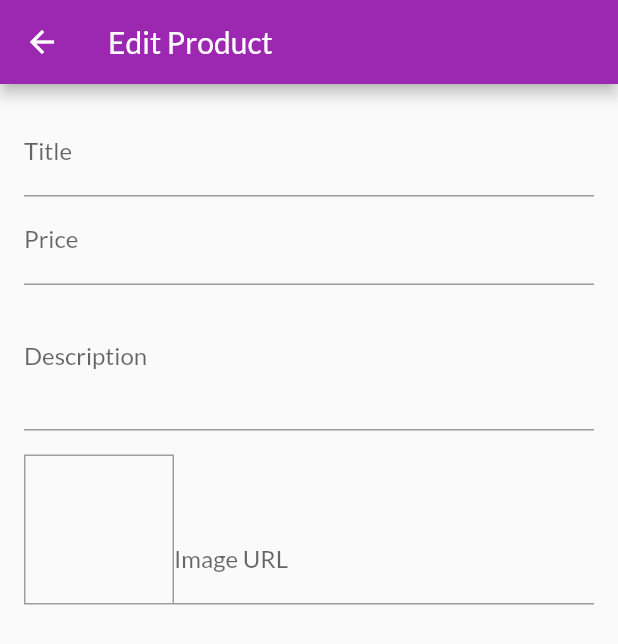
After one commit to shihab-cheq/e_cart, a Flutter app: the EditProductScreen screen opened by its route, on a phone screen of 412 x 824 dp. The commit adds this screen. Shown: the top 644 px of the screen. Run offline on Flutter 3.47's test engine with Material 2 defaults, Android fonts, the phone set to English and light mode, and no system bars; our stand-ins replace firebase_core, firebase_crashlytics; accounts and stored records are empty; network calls fail.

Commit message:
Edit Product : initial commit

```diff
--- /dev/null
+++ b/lib/feature/edit_product/edit_product_screen.dart
@@ -0,0 +1,83 @@
+import 'package:flutter/cupertino.dart';
+import 'package:flutter/material.dart';
+
+class EditProductScreen extends StatefulWidget {
+  const EditProductScreen({Key? key}) : super(key: key);
+
+  @override
+  _EditProductScreenState createState() => _EditProductScreenState();
+}
+
+class _EditProductScreenState extends State<EditProductScreen> {
+  final _priceFocus = FocusNode();
+  final _descriptionFocusNode = FocusNode();
+  final _imageUrlController = TextEditingController();
+
+  @override
+  void dispose() {
+    _priceFocus.dispose();
+    _descriptionFocusNode.dispose();
+    _imageUrlController.dispose();
+    super.dispose();
+  }
+
+  @override
+  Widget build(BuildContext context) {
+    return Scaffold(
+      appBar: AppBar(
+        title: const Text("Edit Product"),
+      ),
+      body: Padding(
+        padding: const EdgeInsets.all(16.0),
+        child: Form(
+            child: ListView(
+          children: [
+            TextFormField(
+              decoration: const InputDecoration(labelText: 'Title'),
+              textInputAction: TextInputAction.next,
+              onFieldSubmitted: (_) {
+                FocusScope.of(context).requestFocus(_priceFocus);
+              },
+            ),
+            TextFormField(
+                decoration: const InputDecoration(labelText: 'Price'),
+                textInputAction: TextInputAction.next,
+                keyboardType: TextInputType.number,
+                focusNode: _priceFocus,
+                onFieldSubmitted: (_) {
+                  FocusScope.of(context).requestFocus(_descriptionFocusNode);
+                }),
+            TextFormField(
+              decoration: const InputDecoration(labelText: 'Description'),
+              textInputAction: TextInputAction.next,
+              keyboardType: TextInputType.multiline,
+              maxLines: 3,
+              focusNode: _descriptionFocusNode,
+            ),
+            const SizedBox(
+              height: 16,
+            ),
+            Row(
+              crossAxisAlignment: CrossAxisAlignment.end,
+              children: [
+                Container(
+                  width: 100,
+                  height: 100,
+                  decoration: BoxDecoration(
+                      border: Border.all(color: Colors.grey, width: 1)),
+                ),
+                Expanded(
+                  child: TextFormField(
+                    decoration: const InputDecoration(labelText: 'Image URL'),
+                    textInputAction: TextInputAction.done,
+                    keyboardType: TextInputType.url,
+                  ),
+                )
+              ],
+            )
+          ],
+        )),
+      ),
+    );
+  }
+}
--- a/lib/feature/home/widget/app_drawer.dart
+++ b/lib/feature/home/widget/app_drawer.dart
@@ -28,6 +28,13 @@ class AppDrawer extends StatelessWidget {
             onTap: () {
               Navigator.of(context).pushReplacementNamed(Routes.ORDER_HISTORY);
             },
+          ),
+          ListTile(
+            leading: const Icon(Icons.payment),
+            title: const Text('Edit Product'),
+            onTap: () {
+              Navigator.of(context).pushReplacementNamed(Routes.EDIT_PRODUCT);
+            },
           )
         ],
       ),
--- a/lib/main.dart
+++ b/lib/main.dart
@@ -1,3 +1,4 @@
+import 'package:e_cart/feature/edit_product/edit_product_screen.dart';
 import 'package:firebase_core/firebase_core.dart';
 import 'package:firebase_crashlytics/firebase_crashlytics.dart';
 import 'package:e_cart/feature/cart/cart_screen.dart';
@@ -45,7 +46,8 @@ class MyApp extends StatelessWidget {
         routes: {
           Routes.PRODUCT_DETIALS: (ctx) => ProductDetailsScreen(),
           Routes.CART_DETAILS: (ctx) => const CartScreen(),
-          Routes.ORDER_HISTORY: (ctx) => const OrderHistory()
+          Routes.ORDER_HISTORY: (ctx) => const OrderHistory(),
+          Routes.EDIT_PRODUCT: (ctx) => const EditProductScreen(),
         },
       ),
     );
--- a/lib/utils/routes.dart
+++ b/lib/utils/routes.dart
@@ -3,4 +3,5 @@ class Routes {
   static String CART_DETAILS = "cart_details";
   static String HOME_SCREEN = "/";
   static String ORDER_HISTORY = "order_history";
+  static String EDIT_PRODUCT = "edit_product";
 }
```
